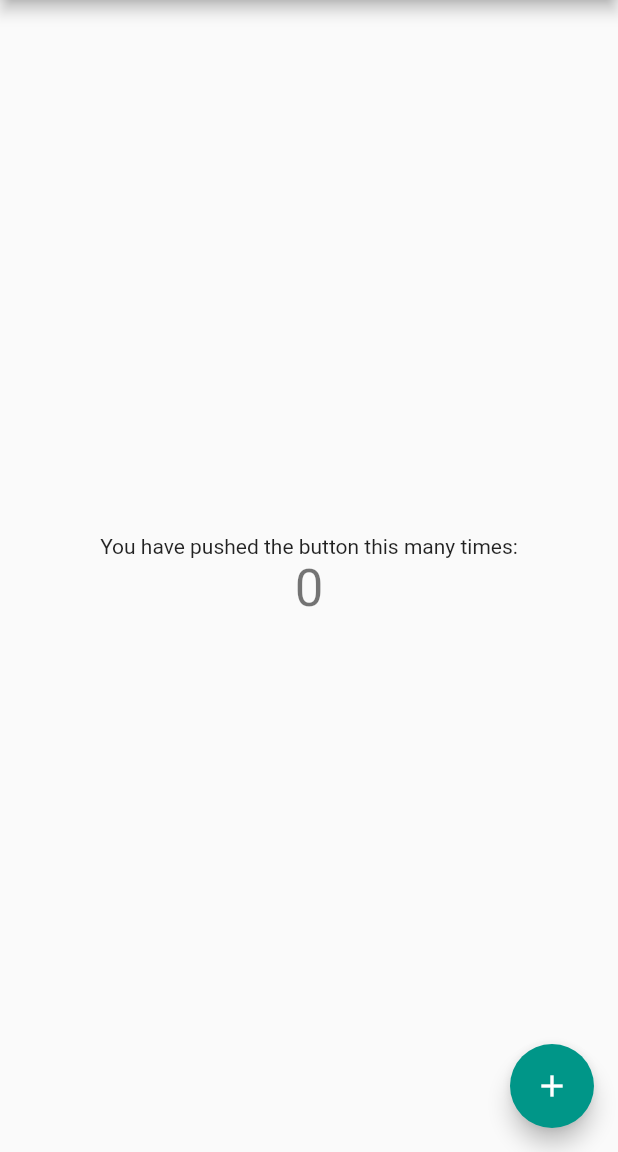
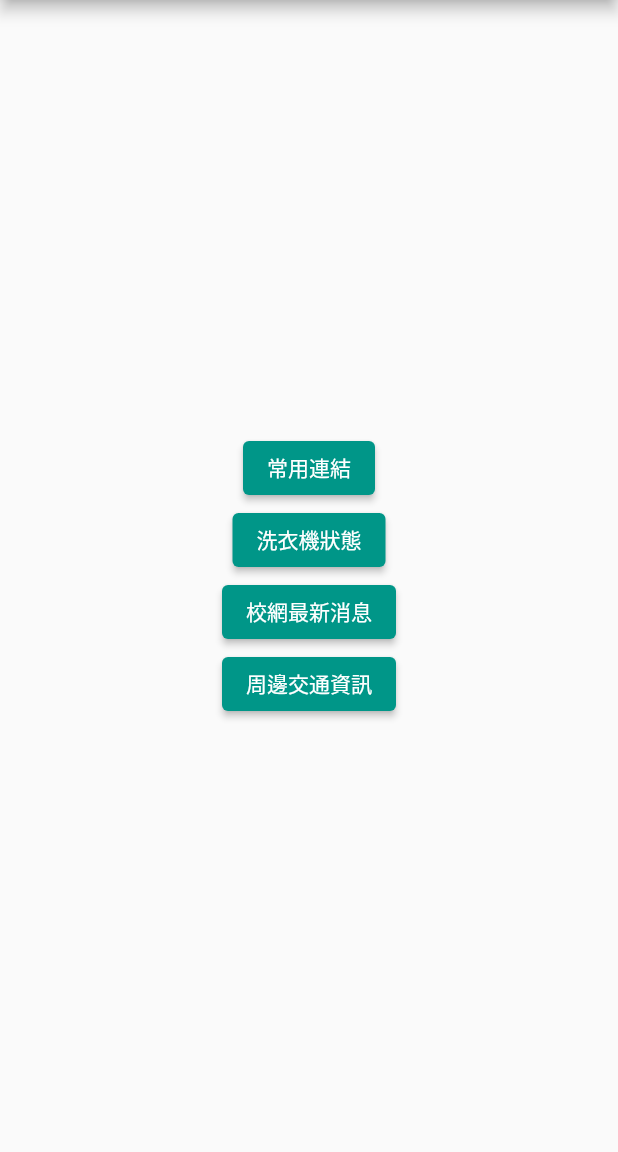
Before and after one commit to syzygy608/AhriProjectAPP, a Flutter app: the screen it shows after launch, on a phone screen of 412 x 824 dp, the part 84-1236 px from its top. Run offline on Flutter 3.47's test engine with Material 2 defaults, Android fonts, the phone set to English and light mode, and no system bars.

Commit message:
add home page

```diff
--- a/lib/main.dart
+++ b/lib/main.dart
@@ -7,40 +7,21 @@
 class MyApp extends StatelessWidget {
   const MyApp({super.key});
 
-  // This widget is the root of your application.
   @override
   Widget build(BuildContext context) {
     return MaterialApp(
       title: '阿梨助手',
       theme: ThemeData(
-        // This is the theme of your application.
-        //
-        // Try running your application with "flutter run". You'll see the
-        // application has a blue toolbar. Then, without quitting the app, try
-        // changing the primarySwatch below to Colors.green and then invoke
-        // "hot reload" (press "r" in the console where you ran "flutter run",
-        // or simply save your changes to "hot reload" in a Flutter IDE).
-        // Notice that the counter didn't reset back to zero; the application
-        // is not restarted.
         primarySwatch: Colors.teal,
       ),
       home: const MyHomePage(title: '阿梨助手'),
+      debugShowCheckedModeBanner: false,
     );
   }
 }
 
 class MyHomePage extends StatefulWidget {
   const MyHomePage({super.key, required this.title});
-
-  // This widget is the home page of your application. It is stateful, meaning
-  // that it has a State object (defined below) that contains fields that affect
-  // how it looks.
-
-  // This class is the configuration for the state. It holds the values (in this
-  // case the title) provided by the parent (in this case the App widget) and
-  // used by the build method of the State. Fields in a Widget subclass are
-  // always marked "final".
-
   final String title;
 
   @override
@@ -48,68 +29,38 @@
 }
 
 class _MyHomePageState extends State<MyHomePage> {
-  int _counter = 0;
-
-  void _incrementCounter() {
-    setState(() {
-      // This call to setState tells the Flutter framework that something has
-      // changed in this State, which causes it to rerun the build method below
-      // so that the display can reflect the updated values. If we changed
-      // _counter without calling setState(), then the build method would not be
-      // called again, and so nothing would appear to happen.
-      _counter++;
-    });
-  }
-
   @override
   Widget build(BuildContext context) {
-    // This method is rerun every time setState is called, for instance as done
-    // by the _incrementCounter method above.
-    //
-    // The Flutter framework has been optimized to make rerunning build methods
-    // fast, so that you can just rebuild anything that needs updating rather
-    // than having to individually change instances of widgets.
     return Scaffold(
       appBar: AppBar(
-        // Here we take the value from the MyHomePage object that was created by
-        // the App.build method, and use it to set our appbar title.
-        title: Text(widget.title),
+        title: Text("阿梨助手"),
       ),
-      body: Center(
-        // Center is a layout widget. It takes a single child and positions it
-        // in the middle of the parent.
+      body:
+        Center(
           child: Column(
-          // Column is also a layout widget. It takes a list of children and
-          // arranges them vertically. By default, it sizes itself to fit its
-          // children horizontally, and tries to be as tall as its parent.
-          //
-          // Invoke "debug painting" (press "p" in the console, choose the
-          // "Toggle Debug Paint" action from the Flutter Inspector in Android
-          // Studio, or the "Toggle Debug Paint" command in Visual Studio Code)
-          // to see the wireframe for each widget.
-          //
-          // Column has various properties to control how it sizes itself and
-          // how it positions its children. Here we use mainAxisAlignment to
-          // center the children vertically; the main axis here is the vertical
-          // axis because Columns are vertical (the cross axis would be
-          // horizontal).
             mainAxisAlignment: MainAxisAlignment.center,
             children: <Widget>[
-            const Text(
-              'You have pushed the button this many times:',
+              ElevatedButton(
+                onPressed: () {},
+                child: const Text('常用連結'),
               ),
-            Text(
-              '$_counter',
-              style: Theme.of(context).textTheme.headline4,
+              ElevatedButton(
+                onPressed: () {},
+                child: const Text('洗衣機狀態'),
+              ),
+              ElevatedButton(
+                onPressed: () {},
+                child: const Text('校網最新消息'),
+              ),
+              ElevatedButton(
+                onPressed: () {},
+                child: const Text('周邊交通資訊'),
               ),
             ],
           ),
         ),
-      floatingActionButton: FloatingActionButton(
-        onPressed: _incrementCounter,
-        tooltip: 'Increment',
-        child: const Icon(Icons.add),
-      ), // This trailing comma makes auto-formatting nicer for build methods.
     );
+
+
   }
 }
--- a/pubspec.yaml
+++ b/pubspec.yaml
@@ -89,3 +89,5 @@
   #
   # For details regarding fonts from package dependencies,
   # see https://flutter.dev/custom-fonts/#from-packages
+  assets:
+    - assets/
```
Also changed, not shown: assets/avatar.png (added), assets/banner.png (added), assets/bus.png (added), assets/cov19.png (added), assets/train.png (added), assets/washing_machine.png (added), assets/weather.png (added). Lines whose indentation alone changed are shown as unchanged.
